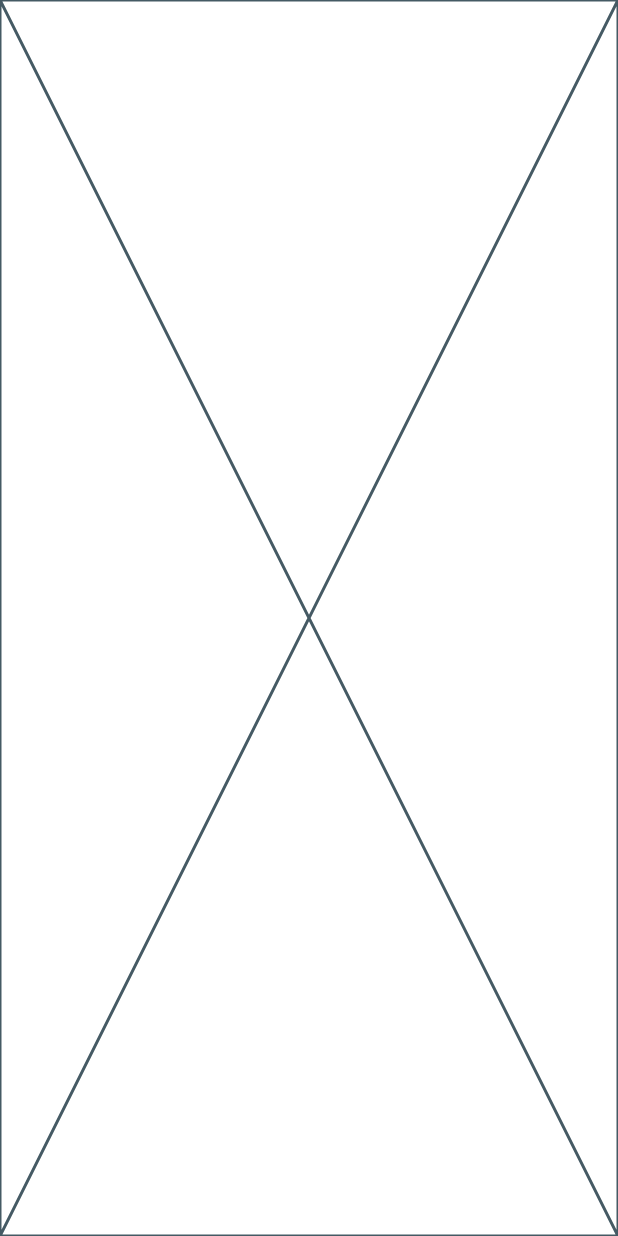
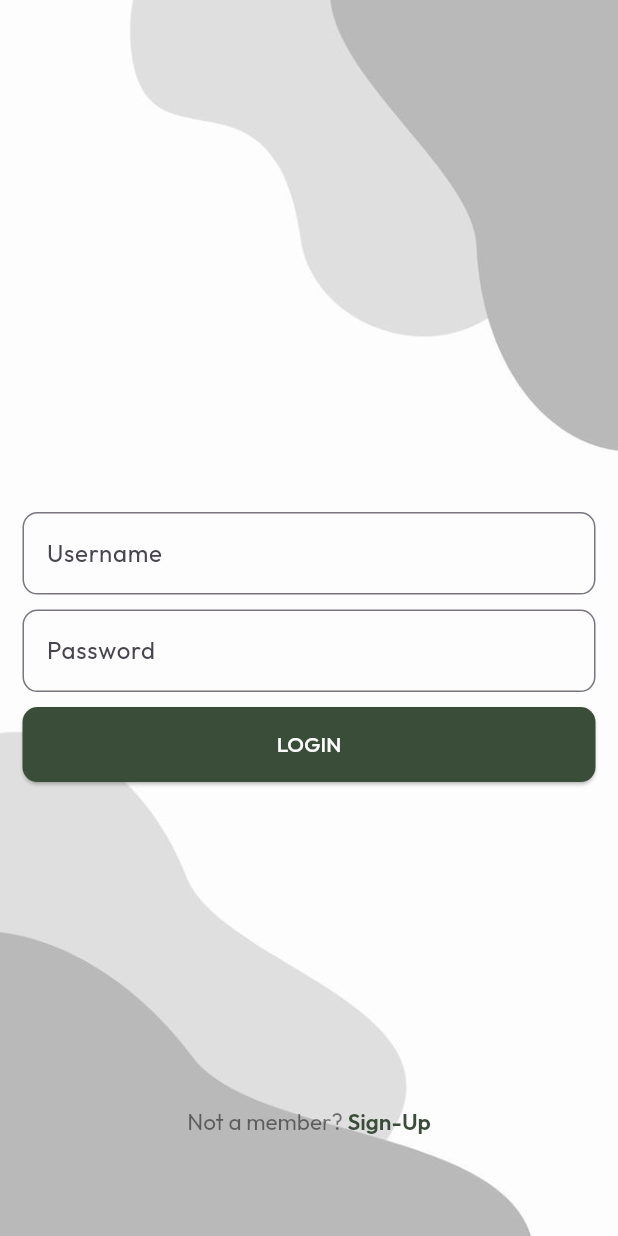
Before and after one commit to yaseeeeeeeeeeen/FilmGeek, a Flutter app: the screen it shows after launch, on a phone screen of 412 x 824 dp. Run offline on Flutter 3.47's test engine with Material 3 defaults, Android fonts, the light colour scheme and no system bars; our stand-ins replace google_fonts.

Commit message:
login-page-added

```diff
--- a/lib/main.dart
+++ b/lib/main.dart
@@ -15,7 +15,8 @@ class MyApp extends StatefulWidget {
 class _MyAppState extends State<MyApp> {
   @override
   Widget build(BuildContext context) {
-    return const MaterialApp(
+    return  MaterialApp(
+      debugShowCheckedModeBanner: false,
       home: LoginPage(),
     );
   }
--- /dev/null
+++ b/lib/utils/colors.dart
@@ -0,0 +1,5 @@
+import 'package:flutter/material.dart';
+
+Color mainTheme = const Color.fromARGB(255, 58, 77, 57);
+Color black = Colors.black;
+Color white = Colors.white;
--- /dev/null
+++ b/lib/utils/image_urls.dart
@@ -0,0 +1,3 @@
+class ImagePaths {
+  static const String loginBackground = "asset/images/logBg.jpeg";
+}
--- a/lib/view/login_page.dart
+++ b/lib/view/login_page.dart
@@ -1,10 +1,70 @@
+import 'package:filmgeek/utils/colors.dart';
+import 'package:filmgeek/utils/image_urls.dart';
+import 'package:filmgeek/view/signup_screen.dart';
+import 'package:filmgeek/widgets/textfield_custom.dart';
 import 'package:flutter/material.dart';
+import 'package:google_fonts/google_fonts.dart';
 
 class LoginPage extends StatelessWidget {
-  const LoginPage({super.key});
-
+  LoginPage({super.key});
+  TextEditingController usernameController = TextEditingController();
+  TextEditingController passwordController = TextEditingController();
   @override
   Widget build(BuildContext context) {
-    return const Placeholder();
+    final media = MediaQuery.sizeOf(context);
+    return SafeArea(
+        child: Scaffold(
+      body: Container(
+        height: media.height,
+        width: media.width,
+        decoration: const BoxDecoration(
+            image: DecorationImage(
+                image: AssetImage(ImagePaths.loginBackground),
+                fit: BoxFit.cover)),
+        child: Padding(
+          padding: const EdgeInsets.all(15),
+          child: Column(
+            mainAxisAlignment: MainAxisAlignment.center,
+            children: [
+              SizedBox(height: media.height / 3),
+              CustomTextfiled(controller: usernameController, text: "Username"),
+              const SizedBox(height: 10),
+              CustomTextfiled(controller: passwordController, text: "Password"),
+              const SizedBox(height: 10),
+              ElevatedButton(
+                  style: ElevatedButton.styleFrom(
+                      shape: RoundedRectangleBorder(
+                          borderRadius: BorderRadius.circular(10)),
+                      backgroundColor: mainTheme,
+                      fixedSize: Size(media.width, 50)),
+                  onPressed: () {},
+                  child:
+                      Text("LOGIN", style: GoogleFonts.outfit(color: white))),
+              SizedBox(height: media.height / 3.8),
+              GestureDetector(
+                onTap: () => Navigator.of(context).push(MaterialPageRoute(
+                    builder: (context) => const SignupScreen())),
+                child: RichText(
+                  text: TextSpan(
+                    children: <TextSpan>[
+                      TextSpan(
+                          text: 'Not a member? ',
+                          style: GoogleFonts.outfit(
+                              color: black.withOpacity(0.5), fontSize: 15)),
+                      TextSpan(
+                          text: 'Sign-Up',
+                          style: GoogleFonts.outfit(
+                              color: mainTheme,
+                              fontSize: 15,
+                              fontWeight: FontWeight.w600))
+                    ],
+                  ),
+                ),
+              )
+            ],
+          ),
+        ),
+      ),
+    ));
   }
 }
--- /dev/null
+++ b/lib/widgets/textfield_custom.dart
@@ -0,0 +1,23 @@
+import 'package:flutter/material.dart';
+import 'package:google_fonts/google_fonts.dart';
+
+class CustomTextfiled extends StatelessWidget {
+  CustomTextfiled({super.key, required this.controller, required this.text});
+  TextEditingController controller;
+  String text;
+  @override
+  Widget build(BuildContext context) {
+    return SizedBox(
+      height: 55,
+      child: TextField(
+        controller: controller,
+        decoration: InputDecoration(
+            hintText: text,
+            hintStyle: GoogleFonts.outfit(),
+            border: OutlineInputBorder(
+                borderRadius: BorderRadius.circular(10),
+                borderSide: BorderSide(color: Colors.grey.shade600))),
+      ),
+    );
+  }
+}
```
Also changed, not shown: lib/utils/validation.dart (added, +42 -0 lines), lib/view/signup_screen.dart (added, +21 -0 lines), pubspec.yaml (+5 -18 lines), asset/images/logBg.jpeg (added), pubspec.lock, 1 other file.
